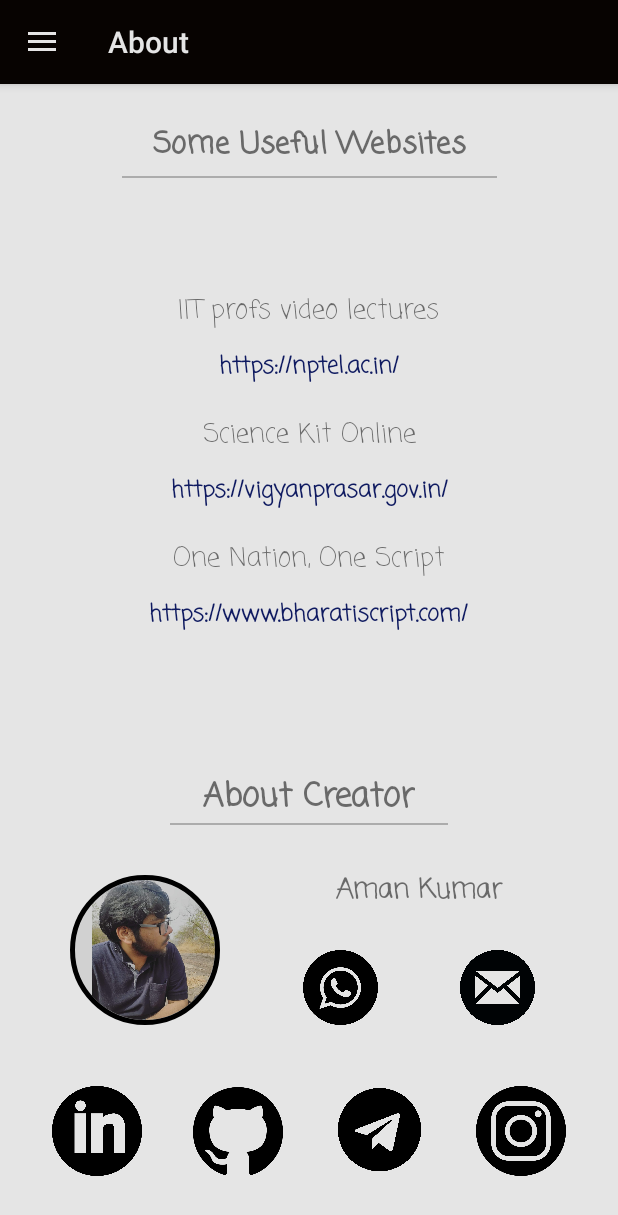
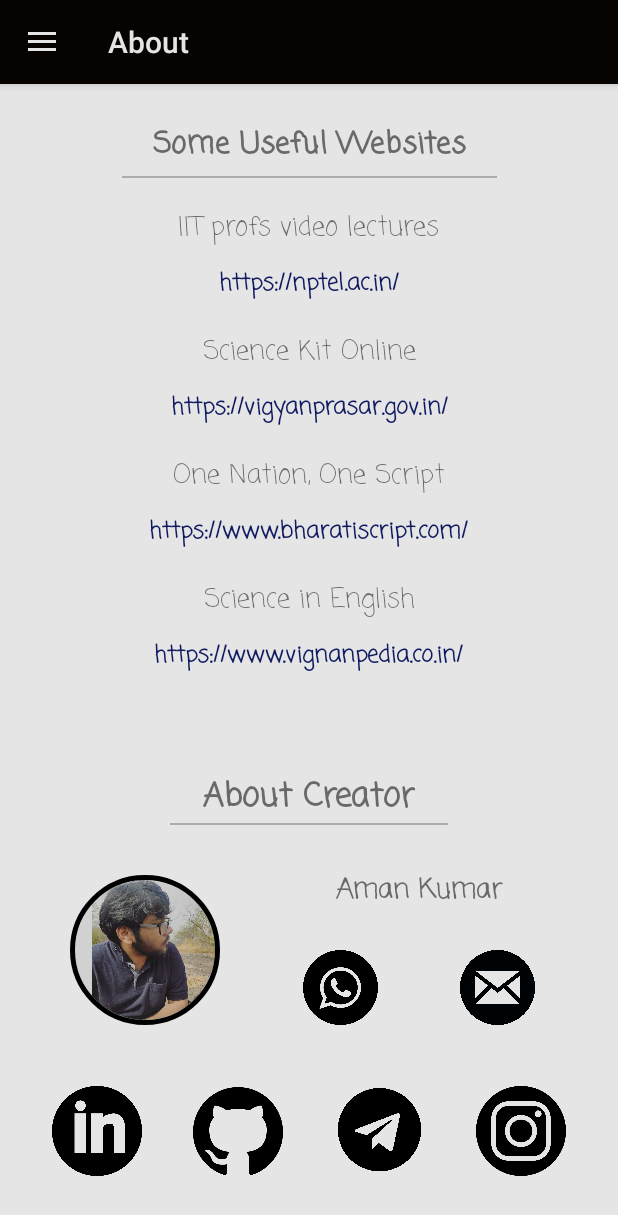
Before and after one commit to shady48765/TransliterationMiniProject, an Android app: the screen it shows after launch (MainActivity2), in the side drawer, after a tap on "About", on a phone screen of 412 x 824 dp. Shown: the top 1215 px of the screen. Run offline under Robolectric (Android 15) with nearby library versions, the phone set to English and light mode, and no system bars; our stand-ins replace CircleImageView, navigation-ui.

Commit message:
V1 release

```diff
--- a/app/build.gradle
+++ b/app/build.gradle
@@ -3,6 +3,12 @@ apply plugin: 'com.android.application'
 android {
     compileSdkVersion 29
     buildToolsVersion "29.0.3"
+
+    bundle{
+        language{
+            enableSplit = false
+        }
+    }
 
     defaultConfig {
         applicationId "com.amankumar.transliterator"
@@ -10,7 +16,6 @@ android {
         targetSdkVersion 29
         versionCode 1
         versionName "1.0"
-
         testInstrumentationRunner "androidx.test.runner.AndroidJUnitRunner"
     }
 
@@ -20,7 +25,9 @@ android {
             proguardFiles getDefaultProguardFile('proguard-android-optimize.txt'), 'proguard-rules.pro'
         }
     }
+
 }
+
 
 dependencies {
     implementation fileTree(dir: "libs", include: ["*.jar"])
--- a/app/src/main/java/com/amankumar/transliterator/ui/gallery/GalleryFragment.java
+++ b/app/src/main/java/com/amankumar/transliterator/ui/gallery/GalleryFragment.java
@@ -34,7 +34,7 @@ public class GalleryFragment extends Fragment {
             0, 0, 0, 1.0f, 0
     };
     ImageView whatsapp , email , linkedin , githubaman , telegram , instaaman;
-    TextView link1,link2,link3;
+    TextView link1,link2,link3,link4;
     public View onCreateView(@NonNull LayoutInflater inflater,
             ViewGroup container, Bundle savedInstanceState) {
         galleryViewModel =
@@ -69,6 +69,18 @@ public class GalleryFragment extends Fragment {
 
         link3 = root.findViewById(R.id.onelink);
         link3.setOnClickListener(new View.OnClickListener() {
+            @Override
+            public void onClick(View v) {
+                vib.vibrate(200);
+
+                Toast.makeText(getContext(),"Please Wait!",Toast.LENGTH_SHORT).show();
+                Intent httpIntent = new Intent(Intent.ACTION_VIEW);
+                httpIntent.setData(Uri.parse(link3.getText().toString()));
+                startActivity(httpIntent);
+            }
+        });
+        link4 = root.findViewById(R.id.scilink);
+        link4.setOnClickListener(new View.OnClickListener() {
             @Override
             public void onClick(View v) {
                 vib.vibrate(200);
--- a/app/src/main/res/layout/fragment_gallery.xml
+++ b/app/src/main/res/layout/fragment_gallery.xml
@@ -35,8 +35,8 @@
         app:layout_constraintLeft_toLeftOf="parent"
         app:layout_constraintRight_toRightOf="parent"
         app:layout_constraintTop_toBottomOf="@+id/horizontalline2"
-        android:layout_marginTop="75dp"
         android:textSize="17dp"
+        android:layout_marginTop="20dp"
         android:text="IIT profs video lectures"
         android:fontFamily="casual"
         android:id="@+id/iitprof"
@@ -109,6 +109,33 @@
         android:textColor="#111E6c"
         android:fontFamily="casual"
         android:id="@+id/onelink"
+        />
+    <TextView
+        android:layout_width="wrap_content"
+        android:layout_height="wrap_content"
+        app:layout_constraintLeft_toLeftOf="parent"
+        app:layout_constraintRight_toRightOf="parent"
+        app:layout_constraintTop_toBottomOf="@+id/onelink"
+        android:layout_marginTop="20dp"
+        android:textSize="17dp"
+        android:text="Science in English"
+        android:fontFamily="casual"
+        android:id="@+id/sci"
+        />
+
+    <TextView
+        android:textStyle="bold"
+        android:layout_width="wrap_content"
+        android:layout_height="wrap_content"
+        app:layout_constraintLeft_toLeftOf="parent"
+        app:layout_constraintRight_toRightOf="parent"
+        app:layout_constraintTop_toBottomOf="@+id/sci"
+        android:layout_marginTop="12dp"
+        android:textSize="15dp"
+        android:text="https://www.vignanpedia.co.in/"
+        android:textColor="#111E6c"
+        android:fontFamily="casual"
+        android:id="@+id/scilink"
         />
     <TextView
         android:textStyle="bold"
```
